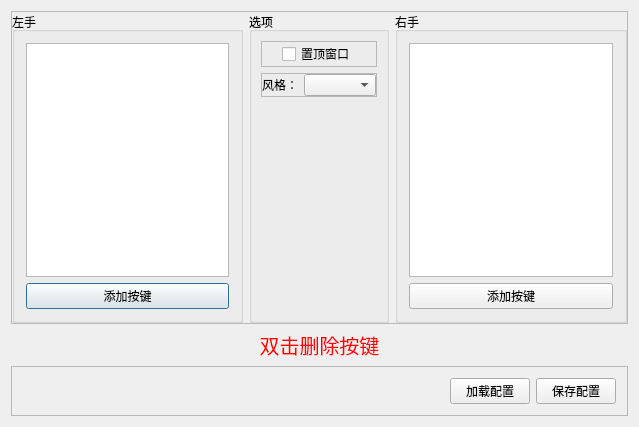
ilovecplusplus97/MahiroBox, file MahiroBox/SettingWindow.ui: the form before one commit.
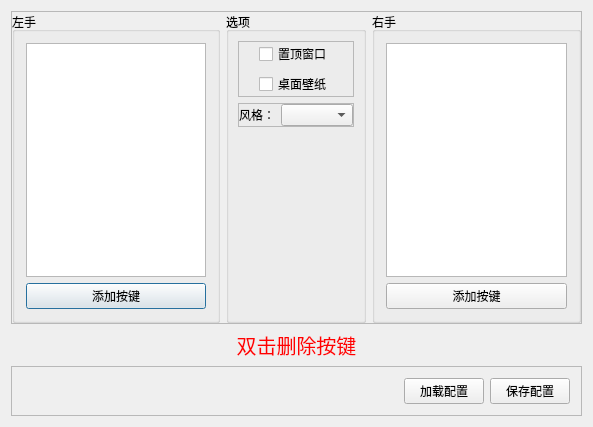
The form after the commit.

Commit message: 添加了桌面壁纸的功能和检测是否多开的功能

```diff
--- a/MahiroBox/SettingWindow.ui
+++ b/MahiroBox/SettingWindow.ui
@@ -6,7 +6,7 @@
    <rect>
     <x>0</x>
     <y>0</y>
-    <width>639</width>
+    <width>593</width>
     <height>427</height>
    </rect>
   </property>
@@ -89,7 +89,7 @@
            <property name="frameShadow">
             <enum>QFrame::Raised</enum>
            </property>
-           <layout class="QHBoxLayout" name="horizontalLayout_3">
+           <layout class="QGridLayout" name="gridLayout_2">
             <property name="leftMargin">
              <number>0</number>
             </property>
@@ -102,7 +102,7 @@
             <property name="bottomMargin">
              <number>0</number>
             </property>
-            <item>
+            <item row="0" column="0">
              <spacer name="horizontalSpacer_2">
               <property name="orientation">
                <enum>Qt::Horizontal</enum>
@@ -115,17 +115,7 @@
               </property>
              </spacer>
             </item>
-            <item>
-             <widget class="QCheckBox" name="W1TopWindowCheck">
-              <property name="layoutDirection">
-               <enum>Qt::LeftToRight</enum>
-              </property>
-              <property name="text">
-               <string>置顶窗口</string>
-              </property>
-             </widget>
-            </item>
-            <item>
+            <item row="0" column="2">
              <spacer name="horizontalSpacer_3">
               <property name="orientation">
                <enum>Qt::Horizontal</enum>
@@ -141,6 +131,23 @@
               </property>
              </spacer>
             </item>
+            <item row="2" column="1">
+             <widget class="QCheckBox" name="W2WallpaperCheck">
+              <property name="text">
+               <string>桌面壁纸</string>
+              </property>
+             </widget>
+            </item>
+            <item row="0" column="1">
+             <widget class="QCheckBox" name="W1TopWindowCheck">
+              <property name="layoutDirection">
+               <enum>Qt::LeftToRight</enum>
+              </property>
+              <property name="text">
+               <string>置顶窗口</string>
+              </property>
+             </widget>
+            </item>
            </layout>
           </widget>
          </item>
```
The commit also changes 10 other files.
